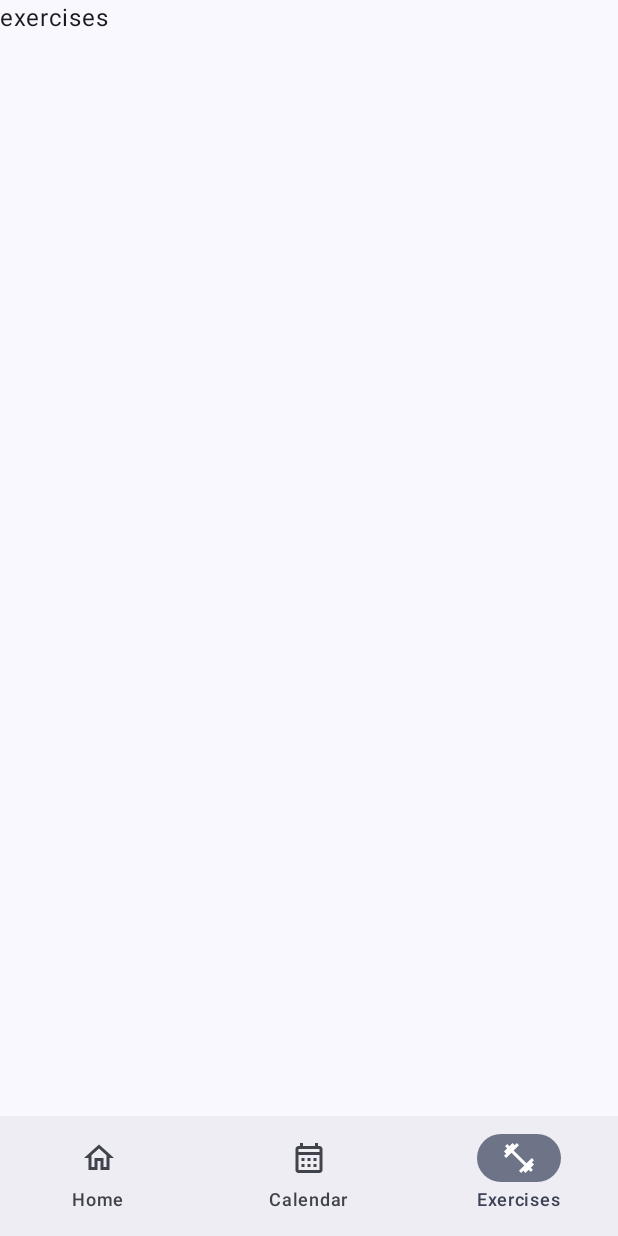
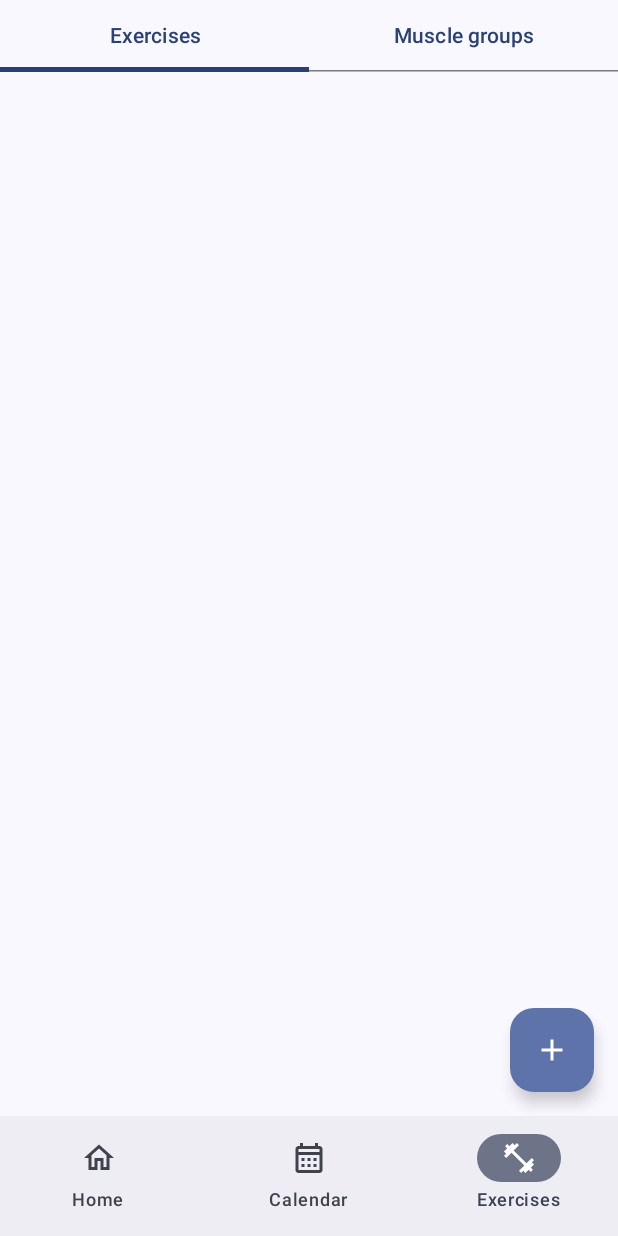
Before and after one commit to jordycoding/FitYou, an Android app built with Jetpack Compose: the screen it shows after launch (MainActivity), item 3 of the bottom bar chosen, on a phone screen of 412 x 824 dp. Run offline under Robolectric (Android 15) with nearby library versions, the phone set to English and light mode, and no system bars; our stand-ins replace Dagger/Hilt's generated code, Room's generated code.

Commit message:
Fitness tab

```diff
--- a/app/build.gradle.kts
+++ b/app/build.gradle.kts
@@ -71,6 +71,7 @@ dependencies {
 
     implementation("com.google.dagger:hilt-android:2.44")
     kapt("com.google.dagger:hilt-android-compiler:2.44")
+    implementation("androidx.hilt:hilt-navigation-compose:1.0.0")
 
     val nav_version = "2.7.2"
     implementation("androidx.navigation:navigation-compose:$nav_version")
--- a/app/src/main/java/com/alkema/fityou/MainActivity.kt
+++ b/app/src/main/java/com/alkema/fityou/MainActivity.kt
@@ -1,6 +1,5 @@
 package com.alkema.fityou
 
-import android.graphics.drawable.Icon
 import android.os.Bundle
 import androidx.activity.ComponentActivity
 import androidx.activity.compose.setContent
@@ -27,13 +26,13 @@ import androidx.compose.runtime.getValue
 import androidx.compose.ui.Modifier
 import androidx.compose.ui.graphics.vector.ImageVector
 import androidx.compose.ui.res.stringResource
-import androidx.compose.ui.tooling.preview.Preview
 import androidx.navigation.NavDestination.Companion.hierarchy
 import androidx.navigation.NavGraph.Companion.findStartDestination
 import androidx.navigation.compose.NavHost
 import androidx.navigation.compose.composable
 import androidx.navigation.compose.currentBackStackEntryAsState
 import androidx.navigation.compose.rememberNavController
+import com.alkema.fityou.ui.fitness.FitnessView
 import com.alkema.fityou.ui.theme.FitYouTheme
 import dagger.hilt.android.AndroidEntryPoint
 
@@ -117,7 +116,7 @@ fun MainView(modifier: Modifier = Modifier) {
         ) {
             composable(Screen.Home.route) { Text("Home") }
             composable(Screen.Calendar.route) { Text("calendar") }
-            composable(Screen.Exercises.route) { Text("exercises") }
+            composable(Screen.Exercises.route) { FitnessView() }
         }
     }
 }
--- /dev/null
+++ b/app/src/main/java/com/alkema/fityou/data/db/AppDatabase.kt
@@ -0,0 +1,17 @@
+package com.alkema.fityou.data.db
+
+import androidx.room.Database
+import androidx.room.RoomDatabase
+import com.alkema.fityou.domain.db.entities.Exercise
+import com.alkema.fityou.domain.db.entities.MuscleGroup
+import com.alkema.fityou.domain.db.entities.MuscleGroupExerciseCrossRef
+import com.alkema.fityou.domain.db.entities.Routine
+import com.alkema.fityou.domain.db.entities.Subroutine
+
+@Database(
+    entities = [Exercise::class, MuscleGroup::class, MuscleGroupExerciseCrossRef::class, Routine::class, Subroutine::class],
+    version = 1
+)
+abstract class AppDatabase : RoomDatabase() {
+    abstract fun exerciseDao(): ExerciseDao
+}
--- a/app/src/main/java/com/alkema/fityou/data/db/ExerciseDao.kt
+++ b/app/src/main/java/com/alkema/fityou/data/db/ExerciseDao.kt
@@ -5,6 +5,8 @@ import androidx.room.Delete
 import androidx.room.Insert
 import androidx.room.Query
 import com.alkema.fityou.domain.db.entities.Exercise
+import dagger.Provides
+import javax.inject.Singleton
 
 @Dao
 interface ExerciseDao {
--- /dev/null
+++ b/app/src/main/java/com/alkema/fityou/di/AppModule.kt
@@ -0,0 +1,29 @@
+package com.alkema.fityou.di
+
+import android.content.Context
+import androidx.room.Room
+import androidx.room.RoomDatabase
+import com.alkema.fityou.data.db.AppDatabase
+import com.alkema.fityou.data.db.ExerciseDao
+import dagger.Module
+import dagger.Provides
+import dagger.hilt.InstallIn
+import dagger.hilt.android.qualifiers.ApplicationContext
+import dagger.hilt.components.SingletonComponent
+import javax.inject.Singleton
+
+@Module
+@InstallIn(SingletonComponent::class)
+object AppModule {
+    @Provides
+    @Singleton
+    fun provideDb(@ApplicationContext applicationContext: Context): AppDatabase {
+       return Room.databaseBuilder(applicationContext, AppDatabase::class.java, "fitness-db").build()
+    }
+
+    @Provides
+    @Singleton
+    fun provideExerciseDao(appDatabase: AppDatabase): ExerciseDao {
+        return appDatabase.exerciseDao()
+    }
+}
--- /dev/null
+++ b/app/src/main/java/com/alkema/fityou/ui/fitness/FitnessView.kt
@@ -0,0 +1,42 @@
+package com.alkema.fityou.ui.fitness
+
+import androidx.compose.foundation.ExperimentalFoundationApi
+import androidx.compose.foundation.layout.Column
+import androidx.compose.material3.ExperimentalMaterial3Api
+import androidx.compose.material3.Tab
+import androidx.compose.material3.TabRow
+import androidx.compose.material3.Text
+import androidx.compose.runtime.Composable
+import androidx.compose.runtime.getValue
+import androidx.compose.runtime.mutableStateOf
+import androidx.compose.runtime.remember
+import androidx.compose.runtime.rememberCoroutineScope
+import androidx.compose.runtime.setValue
+import androidx.compose.ui.Modifier
+import com.alkema.fityou.ui.fitness.exercises.ExercisesView
+import com.alkema.fityou.ui.fitness.muscles.MusclesView
+import kotlinx.coroutines.launch
+
+sealed class TabItem(val title: String, val screen: @Composable () -> Unit) {
+    object Exercises : TabItem("Exercises", { ExercisesView() })
+    object MuscleGroups : TabItem("Muscle groups", { MusclesView() })
+}
+
+@OptIn(ExperimentalMaterial3Api::class, ExperimentalFoundationApi::class)
+@Composable
+fun FitnessView(modifier: Modifier = Modifier) {
+    val tabs = listOf(TabItem.Exercises, TabItem.MuscleGroups)
+    var tabIndex by remember { mutableStateOf(0) }
+    val coroutineScope = rememberCoroutineScope()
+    Column {
+        TabRow(selectedTabIndex = tabIndex) {
+            tabs.forEachIndexed { index, item ->
+                Tab(
+                    selected = index == tabIndex,
+                    text = { Text(item.title) },
+                    onClick = { coroutineScope.launch { tabIndex = index } })
+            }
+        }
+        tabs[tabIndex].screen()
+    }
+}
--- /dev/null
+++ b/app/src/main/java/com/alkema/fityou/ui/fitness/exercises/ExercisesView.kt
@@ -0,0 +1,24 @@
+package com.alkema.fityou.ui.fitness.exercises
+
+import androidx.compose.foundation.layout.padding
+import androidx.compose.material.icons.Icons
+import androidx.compose.material.icons.filled.Add
+import androidx.compose.material3.ExperimentalMaterial3Api
+import androidx.compose.material3.FloatingActionButton
+import androidx.compose.material3.Icon
+import androidx.compose.material3.Scaffold
+import androidx.compose.runtime.Composable
+import androidx.compose.ui.Modifier
+import com.alkema.fityou.ui.fitness.exercises.listView.ExercisesListView
+
+@OptIn(ExperimentalMaterial3Api::class)
+@Composable
+fun ExercisesView(modifier: Modifier = Modifier) {
+    Scaffold(floatingActionButton = {
+        FloatingActionButton(onClick = { /*TODO*/ }) {
+            Icon(Icons.Filled.Add, contentDescription = null)
+        }
+    }) { innerPadding ->
+        ExercisesListView(Modifier.padding(innerPadding))
+    }
+}
--- /dev/null
+++ b/app/src/main/java/com/alkema/fityou/ui/fitness/exercises/listView/ExercisesListView.kt
@@ -0,0 +1,26 @@
+package com.alkema.fityou.ui.fitness.exercises.listView
+
+import androidx.compose.foundation.lazy.LazyColumn
+import androidx.compose.foundation.lazy.items
+import androidx.compose.material3.ExperimentalMaterial3Api
+import androidx.compose.material3.ListItem
+import androidx.compose.material3.Text
+import androidx.compose.runtime.Composable
+import androidx.compose.runtime.LaunchedEffect
+import androidx.compose.ui.Modifier
+import androidx.hilt.navigation.compose.hiltViewModel
+
+@OptIn(ExperimentalMaterial3Api::class)
+@Composable
+fun ExercisesListView(modifier: Modifier = Modifier) {
+    val viewModel = hiltViewModel<ExercisesListViewModel>()
+    LaunchedEffect(Unit) {
+        viewModel.getExercisesList()
+    }
+    val exercisesList = viewModel.exercisesList.value
+    LazyColumn {
+        items(exercisesList) { exercise ->
+            ListItem(headlineText = { Text(exercise.exerciseName) })
+        }
+    }
+}
--- /dev/null
+++ b/app/src/main/java/com/alkema/fityou/ui/fitness/exercises/listView/ExercisesListViewModel.kt
@@ -0,0 +1,28 @@
+package com.alkema.fityou.ui.fitness.exercises.listView
+
+import androidx.compose.runtime.State
+import androidx.compose.runtime.mutableStateOf
+import androidx.lifecycle.ViewModel
+import androidx.lifecycle.viewModelScope
+import androidx.room.RoomDatabase
+import com.alkema.fityou.data.db.AppDatabase
+import com.alkema.fityou.data.db.ExerciseDao
+import com.alkema.fityou.domain.db.entities.Exercise
+import dagger.hilt.android.lifecycle.HiltViewModel
+import kotlinx.coroutines.Dispatchers
+import kotlinx.coroutines.launch
+import javax.inject.Inject
+
+@HiltViewModel
+class ExercisesListViewModel @Inject constructor(private val exerciseDao: ExerciseDao) :
+    ViewModel() {
+        private val _exercisesList = mutableStateOf<List<Exercise>>(listOf())
+    val exercisesList: State<List<Exercise>> = _exercisesList
+
+    fun getExercisesList() {
+        viewModelScope.launch(Dispatchers.IO) {
+            val result = exerciseDao.getAll()
+            _exercisesList.value = result
+        }
+    }
+}
```
Also changed, not shown: app/src/main/java/com/alkema/fityou/ui/fitness/exercises/AddExerciseView.kt (added, +12 -0 lines), app/src/main/java/com/alkema/fityou/ui/fitness/muscles/MusclesView.kt (added, +75 -0 lines).
